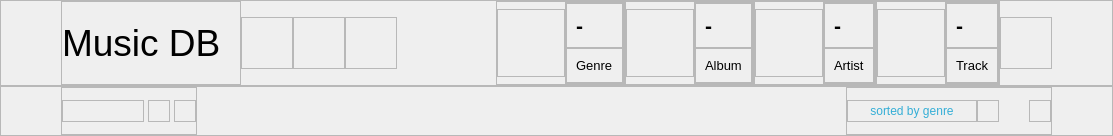
Above: CaX/widget/base/infohome.ui from fsest4u/CaX_03 before the change. Below: the same form after it.
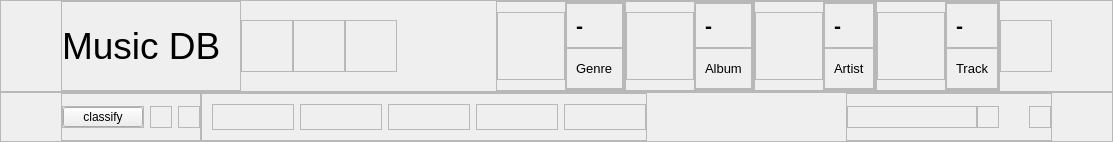
That is the form after the change. Icons and pictures are not drawn.

Commit message: [classify] display classify button display class category item get classify category item (max 20) display classify category item select classify category item -> display selected items select classify category item -> execute to filter albums

Patch:
```diff
--- a/CaX/widget/base/infohome.ui
+++ b/CaX/widget/base/infohome.ui
@@ -7,7 +7,7 @@
     <x>0</x>
     <y>0</y>
     <width>1113</width>
-    <height>128</height>
+    <height>142</height>
    </rect>
   </property>
   <property name="minimumSize">
@@ -1040,7 +1040,7 @@
         <property name="frameShadow">
          <enum>QFrame::Raised</enum>
         </property>
-        <layout class="QGridLayout" name="gridLayout_24">
+        <layout class="QHBoxLayout" name="horizontalLayout_2">
          <property name="leftMargin">
           <number>0</number>
          </property>
@@ -1053,13 +1053,7 @@
          <property name="bottomMargin">
           <number>0</number>
          </property>
-         <property name="horizontalSpacing">
-          <number>4</number>
-         </property>
-         <property name="verticalSpacing">
-          <number>0</number>
-         </property>
-         <item row="0" column="0">
+         <item>
           <widget class="QFrame" name="frame_6">
            <property name="minimumSize">
             <size>
@@ -1095,28 +1089,41 @@
             <property name="spacing">
              <number>0</number>
             </property>
-            <item row="0" column="0">
-             <widget class="QLabel" name="label">
+            <item row="1" column="0">
+             <widget class="QPushButton" name="btnClassify">
+              <property name="sizePolicy">
+               <sizepolicy hsizetype="Preferred" vsizetype="Preferred">
+                <horstretch>0</horstretch>
+                <verstretch>0</verstretch>
+               </sizepolicy>
+              </property>
               <property name="styleSheet">
-               <string notr="true">QLabel
+               <string notr="true">QPushButton
 {
-  border-image: url(:/resource/Icon-82-classify.png);
+  color: rgb(52, 174, 214);
+  border-image: url(&quot;:/resource/top-btn82-classify-add-n@3x.png&quot;);
 }
 
-QLabel:hover
+QPushButton:hover
 {
   border-image: url(:/resource/Icon-82-classify-o.png);
 }</string>
               </property>
               <property name="text">
-               <string/>
+               <string>classify</string>
+              </property>
+              <property name="iconSize">
+               <size>
+                <width>16</width>
+                <height>22</height>
+               </size>
               </property>
              </widget>
             </item>
            </layout>
           </widget>
          </item>
-         <item row="0" column="1">
+         <item>
           <widget class="QFrame" name="frame_7">
            <property name="minimumSize">
             <size>
@@ -1170,7 +1177,7 @@
            </layout>
           </widget>
          </item>
-         <item row="0" column="2">
+         <item>
           <widget class="QFrame" name="frame_8">
            <property name="minimumSize">
             <size>
@@ -1227,6 +1234,318 @@
         </layout>
        </widget>
       </item>
+      <item>
+       <widget class="QFrame" name="frame_9">
+        <property name="frameShape">
+         <enum>QFrame::StyledPanel</enum>
+        </property>
+        <property name="frameShadow">
+         <enum>QFrame::Raised</enum>
+        </property>
+        <layout class="QHBoxLayout" name="horizontalLayout_9">
+         <property name="leftMargin">
+          <number>10</number>
+         </property>
+         <property name="topMargin">
+          <number>0</number>
+         </property>
+         <property name="rightMargin">
+          <number>0</number>
+         </property>
+         <property name="bottomMargin">
+          <number>0</number>
+         </property>
+         <item>
+          <widget class="QFrame" name="frameClassifyArtist">
+           <property name="minimumSize">
+            <size>
+             <width>82</width>
+             <height>26</height>
+            </size>
+           </property>
+           <property name="maximumSize">
+            <size>
+             <width>82</width>
+             <height>26</height>
+            </size>
+           </property>
+           <property name="frameShape">
+            <enum>QFrame::StyledPanel</enum>
+           </property>
+           <property name="frameShadow">
+            <enum>QFrame::Raised</enum>
+           </property>
+           <layout class="QGridLayout" name="gridLayout_8">
+            <property name="leftMargin">
+             <number>0</number>
+            </property>
+            <property name="topMargin">
+             <number>0</number>
+            </property>
+            <property name="rightMargin">
+             <number>0</number>
+            </property>
+            <property name="bottomMargin">
+             <number>0</number>
+            </property>
+            <property name="spacing">
+             <number>0</number>
+            </property>
+            <item row="0" column="0">
+             <widget class="QLabel" name="labelClassifyArtist">
+              <property name="styleSheet">
+               <string notr="true">QLabel
+{
+  border-image: url(:/resource/top-btn82-classify-add-n.png);
+}
+
+QLabel:hover
+{
+  border-image: url(:/resource/top-btn82-classify-add-h.png);
+}</string>
+              </property>
+              <property name="text">
+               <string/>
+              </property>
+              <property name="alignment">
+               <set>Qt::AlignCenter</set>
+              </property>
+             </widget>
+            </item>
+           </layout>
+          </widget>
+         </item>
+         <item>
+          <widget class="QFrame" name="frameClassifyGenre">
+           <property name="minimumSize">
+            <size>
+             <width>82</width>
+             <height>26</height>
+            </size>
+           </property>
+           <property name="maximumSize">
+            <size>
+             <width>82</width>
+             <height>26</height>
+            </size>
+           </property>
+           <property name="frameShape">
+            <enum>QFrame::StyledPanel</enum>
+           </property>
+           <property name="frameShadow">
+            <enum>QFrame::Raised</enum>
+           </property>
+           <layout class="QGridLayout" name="gridLayout_9">
+            <property name="leftMargin">
+             <number>0</number>
+            </property>
+            <property name="topMargin">
+             <number>0</number>
+            </property>
+            <property name="rightMargin">
+             <number>0</number>
+            </property>
+            <property name="bottomMargin">
+             <number>0</number>
+            </property>
+            <property name="spacing">
+             <number>0</number>
+            </property>
+            <item row="0" column="0">
+             <widget class="QLabel" name="labelClassifyGenre">
+              <property name="styleSheet">
+               <string notr="true">QLabel
+{
+  border-image: url(:/resource/top-btn82-classify-add-n.png);
+}
+
+QLabel:hover
+{
+  border-image: url(:/resource/top-btn82-classify-add-h.png);
+}</string>
+              </property>
+              <property name="alignment">
+               <set>Qt::AlignCenter</set>
+              </property>
+             </widget>
+            </item>
+           </layout>
+          </widget>
+         </item>
+         <item>
+          <widget class="QFrame" name="frameClassifyComposer">
+           <property name="minimumSize">
+            <size>
+             <width>82</width>
+             <height>26</height>
+            </size>
+           </property>
+           <property name="maximumSize">
+            <size>
+             <width>82</width>
+             <height>26</height>
+            </size>
+           </property>
+           <property name="frameShape">
+            <enum>QFrame::StyledPanel</enum>
+           </property>
+           <property name="frameShadow">
+            <enum>QFrame::Raised</enum>
+           </property>
+           <layout class="QGridLayout" name="gridLayout_24">
+            <property name="leftMargin">
+             <number>0</number>
+            </property>
+            <property name="topMargin">
+             <number>0</number>
+            </property>
+            <property name="rightMargin">
+             <number>0</number>
+            </property>
+            <property name="bottomMargin">
+             <number>0</number>
+            </property>
+            <property name="spacing">
+             <number>0</number>
+            </property>
+            <item row="0" column="0">
+             <widget class="QLabel" name="labelClassifyComposer">
+              <property name="styleSheet">
+               <string notr="true">QLabel
+{
+  border-image: url(:/resource/top-btn82-classify-add-n.png);
+}
+
+QLabel:hover
+{
+  border-image: url(:/resource/top-btn82-classify-add-h.png);
+}</string>
+              </property>
+              <property name="alignment">
+               <set>Qt::AlignCenter</set>
+              </property>
+             </widget>
+            </item>
+           </layout>
+          </widget>
+         </item>
+         <item>
+          <widget class="QFrame" name="frameClassifyTemp">
+           <property name="minimumSize">
+            <size>
+             <width>82</width>
+             <height>26</height>
+            </size>
+           </property>
+           <property name="maximumSize">
+            <size>
+             <width>82</width>
+             <height>26</height>
+            </size>
+           </property>
+           <property name="frameShape">
+            <enum>QFrame::StyledPanel</enum>
+           </property>
+           <property name="frameShadow">
+            <enum>QFrame::Raised</enum>
+           </property>
+           <layout class="QGridLayout" name="gridLayout_28">
+            <property name="leftMargin">
+             <number>0</number>
+            </property>
+            <property name="topMargin">
+             <number>0</number>
+            </property>
+            <property name="rightMargin">
+             <number>0</number>
+            </property>
+            <property name="bottomMargin">
+             <number>0</number>
+            </property>
+            <property name="spacing">
+             <number>0</number>
+            </property>
+            <item row="0" column="0">
+             <widget class="QLabel" name="labelClassifyTemp">
+              <property name="styleSheet">
+               <string notr="true">QLabel
+{
+  border-image: url(:/resource/top-btn82-classify-add-n.png);
+}
+
+QLabel:hover
+{
+  border-image: url(:/resource/top-btn82-classify-add-h.png);
+}</string>
+              </property>
+              <property name="alignment">
+               <set>Qt::AlignCenter</set>
+              </property>
+             </widget>
+            </item>
+           </layout>
+          </widget>
+         </item>
+         <item>
+          <widget class="QFrame" name="frameClassifyTemp_2">
+           <property name="minimumSize">
+            <size>
+             <width>82</width>
+             <height>26</height>
+            </size>
+           </property>
+           <property name="maximumSize">
+            <size>
+             <width>82</width>
+             <height>26</height>
+            </size>
+           </property>
+           <property name="frameShape">
+            <enum>QFrame::StyledPanel</enum>
+           </property>
+           <property name="frameShadow">
+            <enum>QFrame::Raised</enum>
+           </property>
+           <layout class="QGridLayout" name="gridLayout_29">
+            <property name="leftMargin">
+             <number>0</number>
+            </property>
+            <property name="topMargin">
+             <number>0</number>
+            </property>
+            <property name="rightMargin">
+             <number>0</number>
+            </property>
+            <property name="bottomMargin">
+             <number>0</number>
+            </property>
+            <property name="spacing">
+             <number>0</number>
+            </property>
+            <item row="0" column="0">
+             <widget class="QLabel" name="labelClassifyTemp_2">
+              <property name="styleSheet">
+               <string notr="true">QLabel
+{
+  border-image: url(:/resource/top-btn82-classify-add-n.png);
+}
+
+QLabel:hover
+{
+  border-image: url(:/resource/top-btn82-classify-add-h.png);
+}</string>
+              </property>
+              <property name="alignment">
+               <set>Qt::AlignCenter</set>
+              </property>
+             </widget>
+            </item>
+           </layout>
+          </widget>
+         </item>
+        </layout>
+       </widget>
+      </item>
       <item>
        <spacer name="horizontalSpacer">
         <property name="orientation">
@@ -1277,7 +1596,7 @@
           <number>0</number>
          </property>
          <item>
-          <widget class="QFrame" name="frameDisplayMode">
+          <widget class="QFrame" name="frameSort">
            <property name="minimumSize">
             <size>
              <width>130</width>
@@ -1313,7 +1632,7 @@
              <number>0</number>
             </property>
             <item row="0" column="0">
-             <widget class="QLabel" name="labelImageDisplayMode">
+             <widget class="QLabel" name="labelSort">
               <property name="styleSheet">
                <string notr="true">QLabel
 {
@@ -1327,9 +1646,6 @@
   border-image: url(:/resource/Icon-130-sort-o.png);
 }</string>
               </property>
-              <property name="text">
-               <string>sorted by genre</string>
-              </property>
               <property name="alignment">
                <set>Qt::AlignCenter</set>
               </property>
@@ -1339,7 +1655,7 @@
           </widget>
          </item>
          <item>
-          <widget class="QFrame" name="frameSort">
+          <widget class="QFrame" name="frameIncDec">
            <property name="minimumSize">
             <size>
              <width>22</width>
@@ -1375,7 +1691,7 @@
              <number>0</number>
             </property>
             <item row="0" column="0">
-             <widget class="QLabel" name="labelSort">
+             <widget class="QLabel" name="labelIncDec">
               <property name="styleSheet">
                <string notr="true">QLabel
 {
```
Left out of the diff: 63 changed lines with no effect on the pictures. The commit also changes 22 other files.
